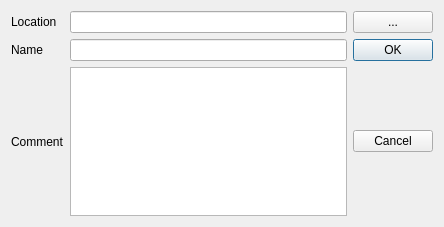
Qt form src/plugins/workflow_designer/src/ui/WorkflowMetaDialog.ui (violethaze74/ugene) before a commit.
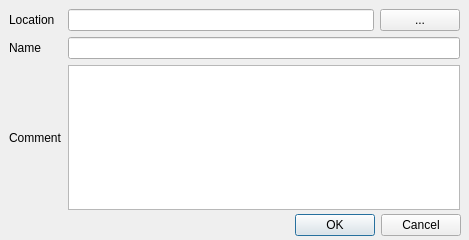
The same form after that commit.

Commit message: Help system for all dialogs, UI improvements for all dialogs.

```diff
--- a/src/plugins/workflow_designer/src/ui/WorkflowMetaDialog.ui
+++ b/src/plugins/workflow_designer/src/ui/WorkflowMetaDialog.ui
@@ -1,31 +1,53 @@
 <ui version="4.0" >
  <class>WorkflowMetaDialog</class>
- <widget class="QDialog" name="WorkflowMetaDialog" >
-  <property name="geometry" >
+ <widget class="QDialog" name="WorkflowMetaDialog">
+  <property name="geometry">
    <rect>
     <x>0</x>
     <y>0</y>
-    <width>444</width>
-    <height>227</height>
+    <width>469</width>
+    <height>240</height>
    </rect>
   </property>
   <property name="windowTitle" >
    <string>Workflow properties</string>
   </property>
-  <layout class="QGridLayout" name="gridLayout" >
-   <item row="0" column="0" >
-    <widget class="QLabel" name="label_3" >
-     <property name="text" >
+  <widget class="QDialogButtonBox" name="buttonBox">
+   <property name="geometry">
+    <rect>
+     <x>10</x>
+     <y>214</y>
+     <width>451</width>
+     <height>23</height>
+    </rect>
+   </property>
+   <property name="standardButtons">
+    <set>QDialogButtonBox::Cancel|QDialogButtonBox::Ok</set>
+   </property>
+  </widget>
+  <widget class="QWidget" name="layoutWidget">
+   <property name="geometry">
+    <rect>
+     <x>9</x>
+     <y>9</y>
+     <width>451</width>
+     <height>201</height>
+    </rect>
+   </property>
+   <layout class="QGridLayout" name="gridLayout">
+    <item row="0" column="0">
+     <widget class="QLabel" name="label_3">
+      <property name="text">
       <string>Location</string>
      </property>
     </widget>
    </item>
-   <item row="0" column="1" >
-    <widget class="QLineEdit" name="urlEdit" />
-   </item>
-   <item row="0" column="2" >
-    <widget class="QPushButton" name="browseButton" >
-     <property name="text" >
+    <item row="0" column="1">
+     <widget class="QLineEdit" name="urlEdit"/>
+    </item>
+    <item row="0" column="2">
+     <widget class="QPushButton" name="browseButton">
+      <property name="text">
       <string>...</string>
      </property>
     </widget>
@@ -37,43 +59,21 @@
      </property>
     </widget>
    </item>
-   <item row="1" column="1" >
-    <widget class="QLineEdit" name="nameEdit" />
-   </item>
-   <item row="2" column="0" >
-    <widget class="QLabel" name="label_2" >
-     <property name="text" >
+    <item row="1" column="1" colspan="2">
+     <widget class="QLineEdit" name="nameEdit"/>
+    </item>
+    <item row="2" column="0">
+     <widget class="QLabel" name="label_2">
+      <property name="text">
       <string>Comment</string>
      </property>
     </widget>
    </item>
-   <item row="1" column="2" >
-    <widget class="QPushButton" name="okButton" >
-     <property name="enabled" >
-      <bool>true</bool>
-     </property>
-     <property name="text" >
-      <string>OK</string>
-     </property>
-     <property name="default" >
-      <bool>true</bool>
-     </property>
-    </widget>
-   </item>
-   <item row="2" column="2" >
-    <widget class="QPushButton" name="cancelButton" >
-     <property name="text" >
-      <string>Cancel</string>
-     </property>
-     <property name="autoDefault" >
-      <bool>false</bool>
-     </property>
-    </widget>
-   </item>
-   <item row="2" column="1" >
-    <widget class="QTextEdit" name="commentEdit" />
-   </item>
-  </layout>
+    <item row="2" column="1" colspan="2">
+     <widget class="QTextEdit" name="commentEdit"/>
+    </item>
+   </layout>
+  </widget>
  </widget>
  <resources/>
  <connections/>
```
Left out of the diff: 11 changed lines with no effect on the pictures. Lines whose indentation alone changed are shown as unchanged. The commit also changes 309 other files.
